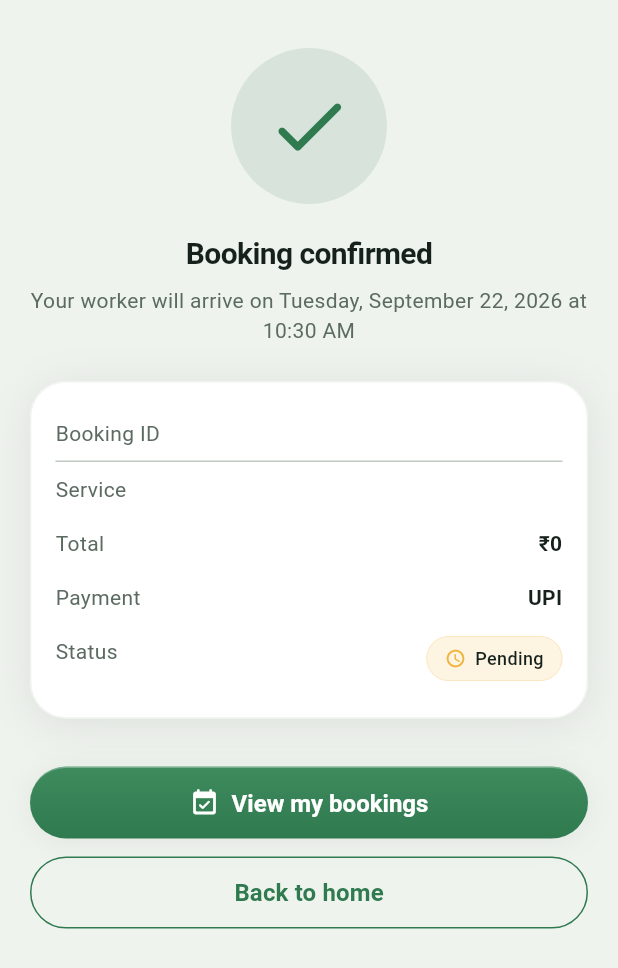
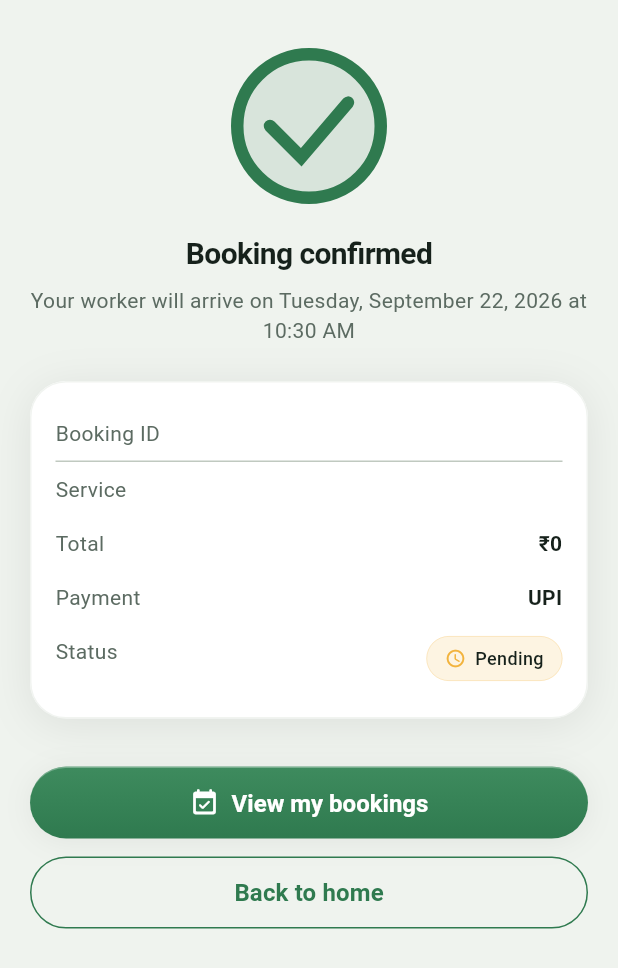
Before and after one commit to KayloLabs/kaylo-app, a Flutter app: the BookingConfirmationScreen screen opened directly with empty values, on a phone screen of 412 x 824 dp. Shown: the top 968 px of the screen. Run offline on Flutter 3.47's test engine with Material 3 defaults, Android fonts, the phone set to English and light mode, and no system bars; our stand-ins replace auto_size_text, device_preview, flutter_riverpod, flutter_svg, geolocator, go_router and 5 more; accounts and stored records are empty; generated files the repository leaves out were written again; Roboto replaces fonts that are missing (SF Pro Display).

Commit message:
feat: add Google Pay style booking confirmation animation and transparent service icons

```diff
--- /dev/null
+++ b/lib/core/widgets/google_pay_tick.dart
@@ -0,0 +1,165 @@
+import 'dart:math';
+import 'package:flutter/material.dart';
+
+class GooglePayTick extends StatefulWidget {
+  final double size;
+  final Color color;
+
+  const GooglePayTick({
+    super.key,
+    this.size = 104,
+    this.color = Colors.green,
+  });
+
+  @override
+  State<GooglePayTick> createState() => _GooglePayTickState();
+}
+
+class _GooglePayTickState extends State<GooglePayTick>
+    with SingleTickerProviderStateMixin {
+  late AnimationController _controller;
+  late Animation<double> _circleAnimation;
+  late Animation<double> _tickAnimation;
+  late Animation<double> _scaleAnimation;
+
+  @override
+  void initState() {
+    super.initState();
+    _controller = AnimationController(
+      vsync: this,
+      duration: const Duration(milliseconds: 1000),
+    );
+
+    _circleAnimation = Tween<double>(begin: 0.0, end: 1.0).animate(
+      CurvedAnimation(
+        parent: _controller,
+        curve: const Interval(0.0, 0.4, curve: Curves.easeInOut),
+      ),
+    );
+
+    _tickAnimation = Tween<double>(begin: 0.0, end: 1.0).animate(
+      CurvedAnimation(
+        parent: _controller,
+        curve: const Interval(0.4, 0.8, curve: Curves.easeOut),
+      ),
+    );
+
+    _scaleAnimation = TweenSequence([
+      TweenSequenceItem(tween: Tween(begin: 1.0, end: 1.15), weight: 1),
+      TweenSequenceItem(tween: Tween(begin: 1.15, end: 1.0), weight: 1),
+    ]).animate(
+      CurvedAnimation(
+        parent: _controller,
+        curve: const Interval(0.7, 1.0, curve: Curves.easeInOut),
+      ),
+    );
+
+    _controller.forward();
+  }
+
+  @override
+  void dispose() {
+    _controller.dispose();
+    super.dispose();
+  }
+
+  @override
+  Widget build(BuildContext context) {
+    return AnimatedBuilder(
+      animation: _controller,
+      builder: (context, child) {
+        return Transform.scale(
+          scale: _scaleAnimation.value,
+          child: CustomPaint(
+            size: Size(widget.size, widget.size),
+            painter: _TickPainter(
+              color: widget.color,
+              circleProgress: _circleAnimation.value,
+              tickProgress: _tickAnimation.value,
+            ),
+          ),
+        );
+      },
+    );
+  }
+}
+
+class _TickPainter extends CustomPainter {
+  final Color color;
+  final double circleProgress;
+  final double tickProgress;
+
+  _TickPainter({
+    required this.color,
+    required this.circleProgress,
+    required this.tickProgress,
+  });
+
+  @override
+  void paint(Canvas canvas, Size size) {
+    final paint = Paint()
+      ..color = color
+      ..strokeWidth = size.width * 0.08
+      ..style = PaintingStyle.stroke
+      ..strokeCap = StrokeCap.round;
+
+    final center = Offset(size.width / 2, size.height / 2);
+    final radius = size.width / 2 - paint.strokeWidth / 2;
+
+    // Background circle (faint)
+    final bgPaint = Paint()
+      ..color = color.withValues(alpha: 0.12)
+      ..style = PaintingStyle.fill;
+    canvas.drawCircle(center, radius, bgPaint);
+
+    // Animated circle outline
+    if (circleProgress > 0.0) {
+      canvas.drawArc(
+        Rect.fromCircle(center: center, radius: radius),
+        -pi / 2,
+        2 * pi * circleProgress,
+        false,
+        paint,
+      );
+    }
+
+    // Animated checkmark
+    if (tickProgress > 0.0) {
+      final path = Path();
+      // Tick starting point
+      final start = Offset(size.width * 0.25, size.height * 0.5);
+      // Tick bottom point
+      final mid = Offset(size.width * 0.45, size.height * 0.7);
+      // Tick end point
+      final end = Offset(size.width * 0.75, size.height * 0.35);
+
+      path.moveTo(start.dx, start.dy);
+
+      if (tickProgress < 0.5) {
+        // Draw to mid
+        final p = tickProgress * 2;
+        path.lineTo(
+          start.dx + (mid.dx - start.dx) * p,
+          start.dy + (mid.dy - start.dy) * p,
+        );
+      } else {
+        // Draw to end
+        path.lineTo(mid.dx, mid.dy);
+        final p = (tickProgress - 0.5) * 2;
+        path.lineTo(
+          mid.dx + (end.dx - mid.dx) * p,
+          mid.dy + (end.dy - mid.dy) * p,
+        );
+      }
+
+      canvas.drawPath(path, paint);
+    }
+  }
+
+  @override
+  bool shouldRepaint(covariant _TickPainter oldDelegate) {
+    return oldDelegate.circleProgress != circleProgress ||
+        oldDelegate.tickProgress != tickProgress ||
+        oldDelegate.color != color;
+  }
+}
--- a/lib/features/booking/presentation/screens/booking_confirmation_screen.dart
+++ b/lib/features/booking/presentation/screens/booking_confirmation_screen.dart
@@ -1,4 +1,6 @@
+import 'package:audioplayers/audioplayers.dart';
 import 'package:flutter/material.dart';
+import '../../../../core/widgets/google_pay_tick.dart';
 import 'package:go_router/go_router.dart';
 
 import '../../../../core/router/routes.dart';
@@ -24,14 +26,26 @@ class BookingConfirmationScreen extends StatefulWidget {
 }
 
 class _BookingConfirmationScreenState extends State<BookingConfirmationScreen> {
+  late final AudioPlayer _audioPlayer;
+
   @override
   void initState() {
     super.initState();
+    _audioPlayer = AudioPlayer();
+
     if (widget.receipt == null) {
       WidgetsBinding.instance.addPostFrameCallback((_) {
         if (mounted) context.go(Routes.dashboard);
       });
+    } else {
+      _audioPlayer.play(AssetSource('success.wav'));
     }
+  }
+
+  @override
+  void dispose() {
+    _audioPlayer.dispose();
+    super.dispose();
   }
 
   @override
@@ -93,26 +107,10 @@ class _BookingConfirmationScreenState extends State<BookingConfirmationScreen> {
               AppSpacing.xxl,
             ),
             children: [
-              Center(
-                child: TweenAnimationBuilder<double>(
-                  tween: Tween(begin: 0.4, end: 1),
-                  duration: const Duration(milliseconds: 600),
-                  curve: Curves.easeOutBack,
-                  builder: (context, scale, child) =>
-                      Transform.scale(scale: scale, child: child),
-                  child: Container(
-                    width: 104,
-                    height: 104,
-                    decoration: BoxDecoration(
-                      color: AppColors.brandPrimary.withValues(alpha: 0.12),
-                      shape: BoxShape.circle,
-                    ),
-                    child: const Icon(
-                      Icons.check_rounded,
-                      size: 60,
-                      color: AppColors.brandPrimary,
-                    ),
-                  ),
+              const Center(
+                child: GooglePayTick(
+                  size: 104,
+                  color: AppColors.brandPrimary,
                 ),
               ),
               const SizedBox(height: AppSpacing.xl),
--- a/pubspec.yaml
+++ b/pubspec.yaml
@@ -51,6 +51,7 @@ dependencies:
   geolocator: ^14.0.3
   http: ^1.6.0
   url_launcher: ^6.3.2
+  audioplayers: ^6.7.1
 
 dev_dependencies:
   flutter_test:
@@ -79,6 +80,7 @@ flutter:
 
   # To add assets to your application, add an assets section, like this:
   assets:
+    - assets/
     - assets_kaylo/
     - assets_kaylo/3d/
     - assets_kaylo/3d_transparent/
```
Also changed, not shown: lib/features/home/data/mock_home_repository.dart (+4 -4 lines), assets_kaylo/3d_transparent/icon_ac.png (added), assets_kaylo/3d_transparent/icon_appliance.png (added), assets_kaylo/3d_transparent/icon_carpentry.png (added), assets_kaylo/3d_transparent/icon_painting.png (added), pubspec.lock, 6 other files.
